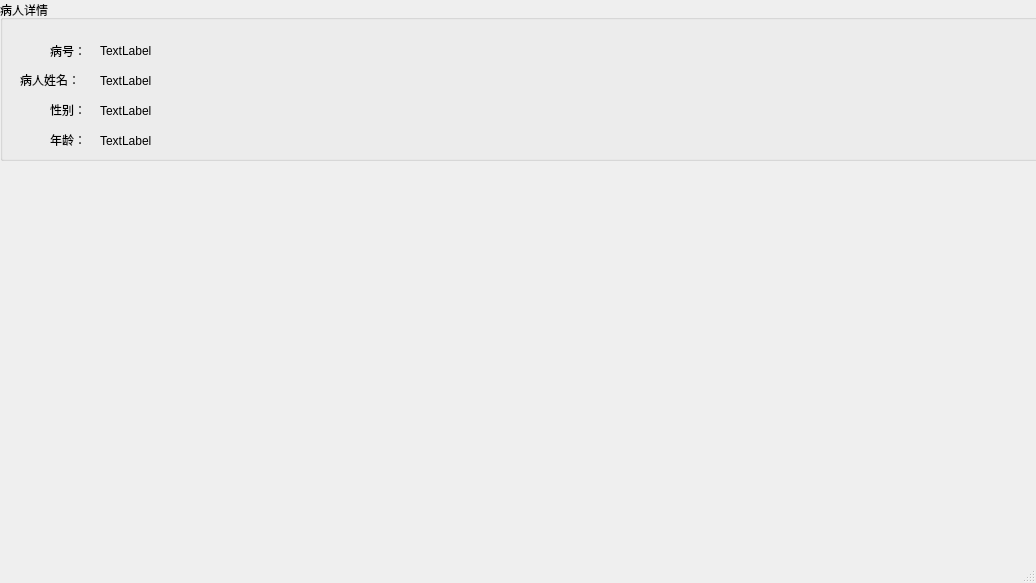
This is diagnosiswindow.ui in zhbean/Hospital_MIS as Qt 5 draws it before an edit. The edited form follows.
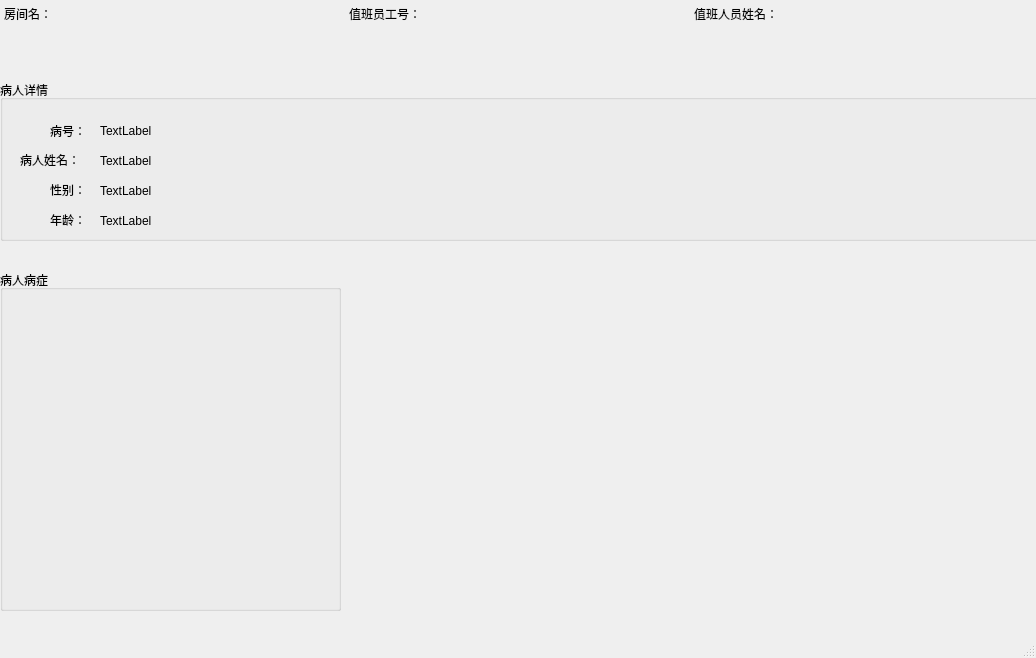
This is the edited form.

Commit message: 添加了获取员工号以及科室详情号以及部分界面

What changed in the file:
```diff
--- a/diagnosiswindow.ui
+++ b/diagnosiswindow.ui
@@ -7,7 +7,7 @@
     <x>0</x>
     <y>0</y>
     <width>1036</width>
-    <height>583</height>
+    <height>658</height>
    </rect>
   </property>
   <property name="windowTitle">
@@ -18,7 +18,7 @@
     <property name="geometry">
      <rect>
       <x>0</x>
-      <y>0</y>
+      <y>80</y>
       <width>1041</width>
       <height>161</height>
      </rect>
@@ -131,6 +131,97 @@
      </property>
     </widget>
    </widget>
+   <widget class="QGroupBox" name="groupBox_2">
+    <property name="geometry">
+     <rect>
+      <x>0</x>
+      <y>270</y>
+      <width>341</width>
+      <height>341</height>
+     </rect>
+    </property>
+    <property name="title">
+     <string>病人病症</string>
+    </property>
+   </widget>
+   <widget class="QLabel" name="label_2">
+    <property name="geometry">
+     <rect>
+      <x>4</x>
+      <y>2</y>
+      <width>60</width>
+      <height>23</height>
+     </rect>
+    </property>
+    <property name="text">
+     <string>房间名：</string>
+    </property>
+   </widget>
+   <widget class="QLabel" name="RoomNameLabel">
+    <property name="geometry">
+     <rect>
+      <x>62</x>
+      <y>2</y>
+      <width>281</width>
+      <height>23</height>
+     </rect>
+    </property>
+    <property name="text">
+     <string/>
+    </property>
+   </widget>
+   <widget class="QLabel" name="StaffIdLabel">
+    <property name="geometry">
+     <rect>
+      <x>437</x>
+      <y>2</y>
+      <width>251</width>
+      <height>20</height>
+     </rect>
+    </property>
+    <property name="text">
+     <string/>
+    </property>
+   </widget>
+   <widget class="QLabel" name="label_6">
+    <property name="geometry">
+     <rect>
+      <x>349</x>
+      <y>2</y>
+      <width>90</width>
+      <height>23</height>
+     </rect>
+    </property>
+    <property name="text">
+     <string>值班员工号：</string>
+    </property>
+   </widget>
+   <widget class="QLabel" name="label_8">
+    <property name="geometry">
+     <rect>
+      <x>694</x>
+      <y>2</y>
+      <width>105</width>
+      <height>23</height>
+     </rect>
+    </property>
+    <property name="text">
+     <string>值班人员姓名：</string>
+    </property>
+   </widget>
+   <widget class="QLabel" name="StaffNameLabel">
+    <property name="geometry">
+     <rect>
+      <x>802</x>
+      <y>2</y>
+      <width>231</width>
+      <height>20</height>
+     </rect>
+    </property>
+    <property name="text">
+     <string/>
+    </property>
+   </widget>
   </widget>
   <widget class="QMenuBar" name="menubar">
    <property name="geometry">
```
The commit also changes 13 other files.
